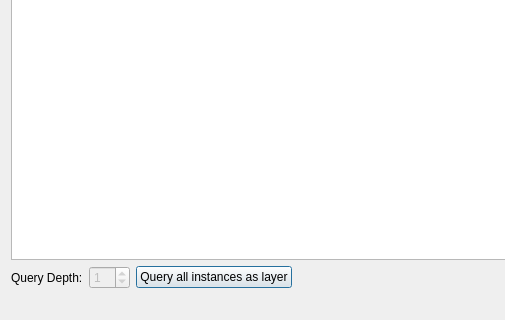
This is dialogs/ui/dataschemadialog.ui in sparqlunicorn/sparqlunicornGoesGIS as Qt 5 draws it before an edit; both pictures show x 0 to 505 and y 128 to 448 of the 844 by 448 pixel window. The edited form follows.
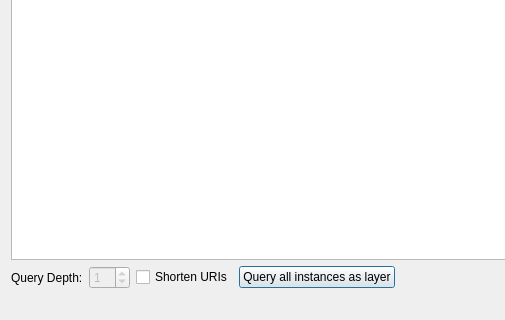
This is the edited form. Custom widgets are drawn as their Qt base class.

What changed in the file:
```diff
--- a/dialogs/ui/dataschemadialog.ui
+++ b/dialogs/ui/dataschemadialog.ui
@@ -125,6 +125,13 @@
            </property>
           </widget>
          </item>
+         <item>
+          <widget class="QCheckBox" name="shortenURICheckBox">
+           <property name="text">
+            <string>Shorten URIs</string>
+           </property>
+          </widget>
+         </item>
          <item>
           <widget class="QPushButton" name="queryAllInstancesButton">
            <property name="enabled">
```
